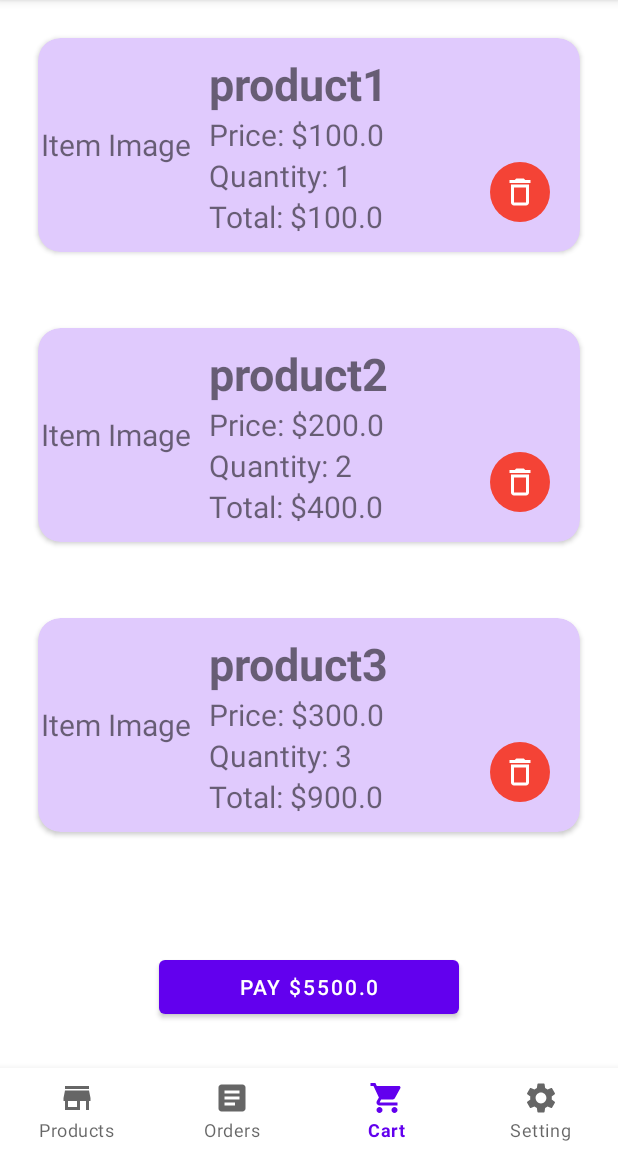
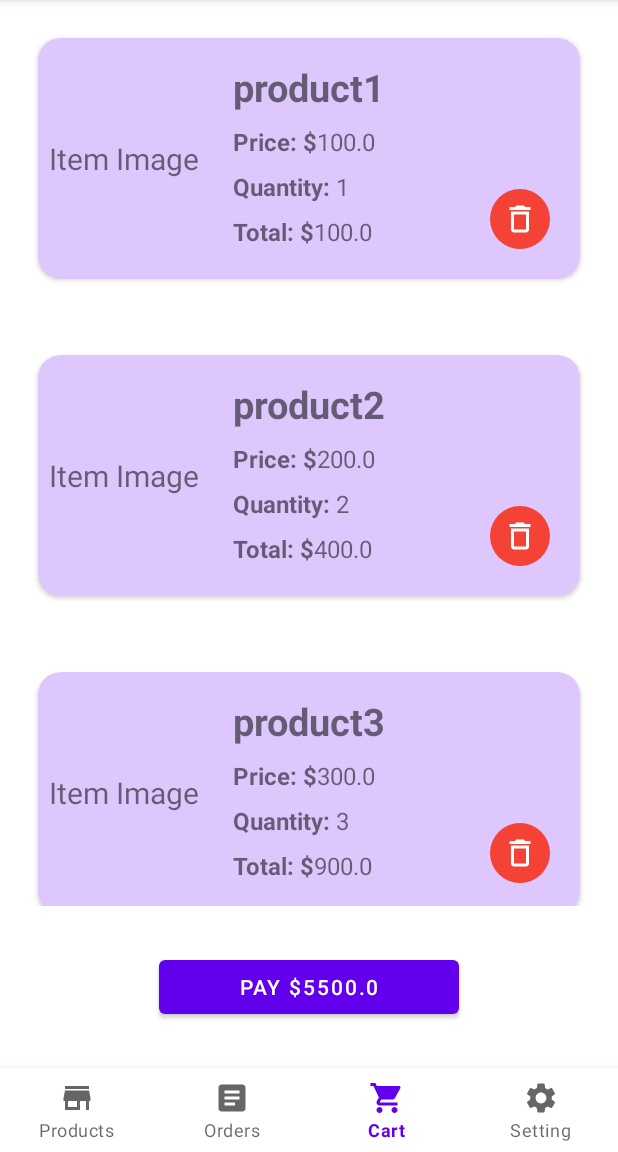
Before and after one commit to AgileTech-WV61/Mobile-app, an Android app: the RetailProductsFragment screen opened directly, with no data from a screen before it, item 3 of the bottom bar chosen, on a phone screen of 412 x 824 dp, the part 84-1236 px from its top. Run offline under Robolectric (Android 15) with nearby library versions, the phone set to English and light mode, and no system bars.

Commit message:
Add: Improve Design v1

```diff
--- a/app/src/main/res/layout/activity_retail_seller_products.xml
+++ b/app/src/main/res/layout/activity_retail_seller_products.xml
@@ -35,7 +35,7 @@
         android:layout_height="wrap_content"
         android:layout_weight="1"
         android:layout_marginStart="20dp"
-        android:layout_marginTop="20dp"
+        android:layout_marginTop="10dp"
         android:layout_marginEnd="20dp"
         android:layout_marginBottom="20dp"
         android:id="@+id/recyclerViewProducts"/>
--- a/app/src/main/res/layout/item_retail_seller_cart.xml
+++ b/app/src/main/res/layout/item_retail_seller_cart.xml
@@ -6,7 +6,7 @@
     app:cardCornerRadius="15dp"
     android:layout_width="match_parent"
     android:layout_height="wrap_content"
-    android:backgroundTint="#E0CAFD"
+    android:backgroundTint="#DEC7FD"
     android:layout_margin="25dp">
     <LinearLayout
         android:layout_width="match_parent"
@@ -16,7 +16,7 @@
             android:id="@+id/textViewItemImage"
             android:layout_width="wrap_content"
             android:layout_height="wrap_content"
-            android:layout_margin="2dp"
+            android:layout_margin="7dp"
             android:text="Item Image"
             android:textSize="20dp"
             android:layout_gravity="center"/>
@@ -24,13 +24,14 @@
             android:layout_width="wrap_content"
             android:layout_height="wrap_content"
             android:orientation="vertical"
-            android:layout_margin="10dp">
+            android:layout_margin="15dp">
             <TextView
                 android:id="@+id/textViewItemNameValue"
                 android:layout_width="wrap_content"
                 android:layout_height="wrap_content"
+                android:layout_marginBottom="8dp"
                 android:text="Value"
-                android:textSize="30dp"
+                android:textSize="25dp"
                 android:textStyle="bold"/>
             <LinearLayout
                 android:layout_width="wrap_content"
@@ -40,14 +41,17 @@
                     android:id="@+id/textViewItemPrice"
                     android:layout_width="wrap_content"
                     android:layout_height="wrap_content"
+                    android:textStyle="bold"
+                    android:layout_marginBottom="8dp"
                     android:text="Price: $"
-                    android:textSize="20dp"/>
+                    android:textSize="16dp"/>
                 <TextView
                     android:id="@+id/textViewItemPriceValue"
                     android:layout_width="wrap_content"
                     android:layout_height="wrap_content"
+                    android:layout_marginBottom="8dp"
                     android:text="Value"
-                    android:textSize="20dp"/>
+                    android:textSize="16dp"/>
             </LinearLayout>
             <LinearLayout
                 android:layout_width="wrap_content"
@@ -57,14 +61,17 @@
                     android:id="@+id/textViewItemQuantity"
                     android:layout_width="wrap_content"
                     android:layout_height="wrap_content"
+                    android:layout_marginBottom="8dp"
+                    android:textStyle="bold"
                     android:text="Quantity: "
-                    android:textSize="20dp"/>
+                    android:textSize="16dp"/>
                 <TextView
                     android:id="@+id/textViewItemQuantityValue"
                     android:layout_width="wrap_content"
                     android:layout_height="wrap_content"
+                    android:layout_marginBottom="8dp"
                     android:text="Value"
-                    android:textSize="20dp"/>
+                    android:textSize="16dp"/>
             </LinearLayout>
             <LinearLayout
                 android:layout_width="wrap_content"
@@ -74,14 +81,17 @@
                     android:id="@+id/textViewItemTotalPrice"
                     android:layout_width="wrap_content"
                     android:layout_height="wrap_content"
+                    android:layout_marginBottom="5dp"
+                    android:textStyle="bold"
                     android:text="Total: $"
-                    android:textSize="20dp"/>
+                    android:textSize="16dp"/>
                 <TextView
                     android:id="@+id/textViewItemTotalPriceValue"
                     android:layout_width="wrap_content"
                     android:layout_height="wrap_content"
+                    android:layout_marginBottom="5dp"
                     android:text="Value"
-                    android:textSize="20dp"/>
+                    android:textSize="16dp"/>
             </LinearLayout>
         </LinearLayout>
         <LinearLayout
--- a/app/src/main/res/layout/item_wholesaler_orders.xml
+++ b/app/src/main/res/layout/item_wholesaler_orders.xml
@@ -10,7 +10,6 @@
     android:layout_height="wrap_content"
     android:backgroundTint="#DEC7FD"
     android:layout_margin="25dp">
-    |
     <LinearLayout
         android:layout_width="match_parent"
         android:layout_height="wrap_content"
@@ -35,9 +34,10 @@
                 android:id="@+id/textViewItemNameValue"
                 android:layout_width="wrap_content"
                 android:layout_height="wrap_content"
-                android:layout_marginTop="10dp"
+                android:layout_marginTop="20dp"
+                android:layout_marginLeft="10dp"
                 android:text="Orden #1"
-                android:textSize="30dp"
+                android:textSize="25dp"
                 android:textColor="@color/black"
                 android:textStyle="bold"/>
             <LinearLayout
```
Also changed, not shown: app/src/main/res/layout/activity_home.xml (+7 -3 lines), app/src/main/res/layout/item_wholesaler_product.xml (+13 -6 lines).
